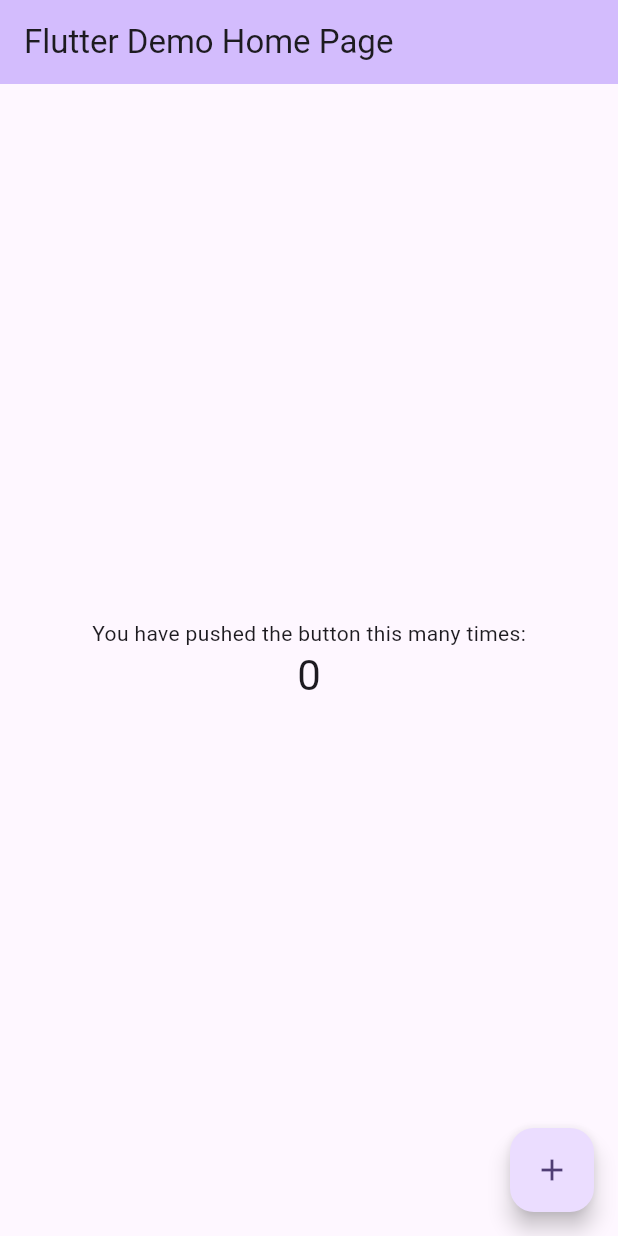
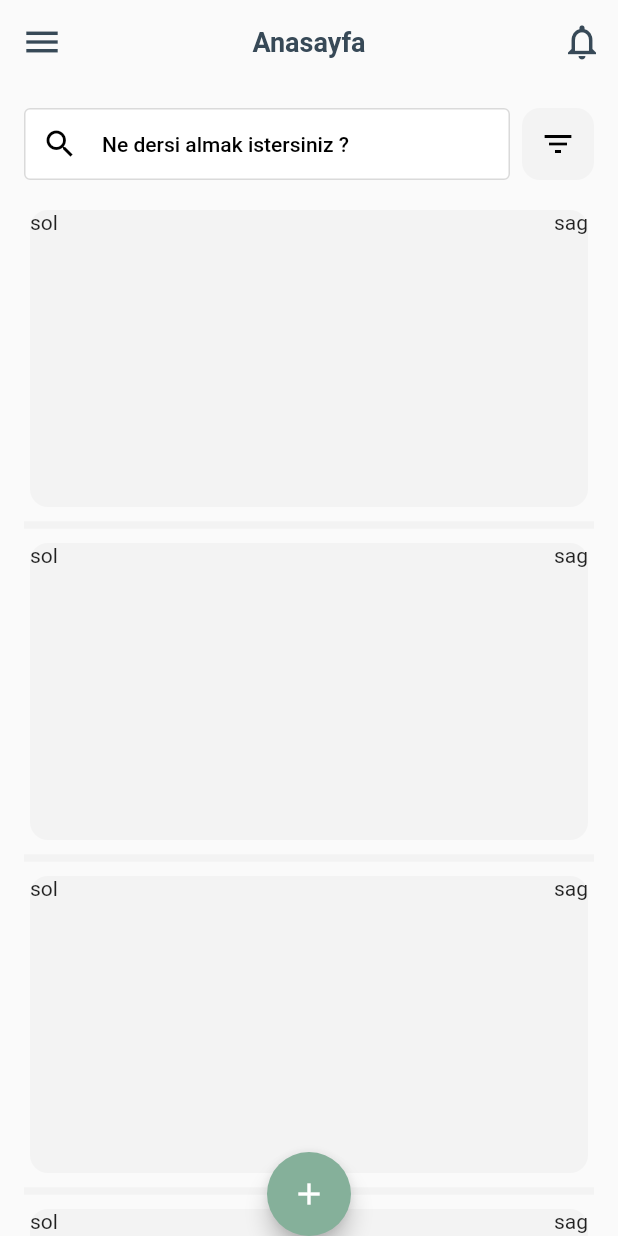
Before and after one commit to omerlevennt/ozel_ders, a Flutter app: the screen it shows after launch, on a phone screen of 412 x 824 dp. Run offline on Flutter 3.47's test engine with Material 2 defaults, Android fonts, the phone set to English and light mode, and no system bars.

Commit message:
basic architecture created

```diff
--- a/analysis_options.yaml
+++ b/analysis_options.yaml
@@ -7,7 +7,7 @@
 
 # The following line activates a set of recommended lints for Flutter apps,
 # packages, and plugins designed to encourage good coding practices.
-include: package:flutter_lints/flutter.yaml
+include: package:very_good_analysis/analysis_options.5.1.0.yaml
 
 linter:
   # The lint rules applied to this project can be customized in the
@@ -21,6 +21,7 @@ linter:
   # `// ignore_for_file: name_of_lint` syntax on the line or in the file
   # producing the lint.
   rules:
+    public_member_api_docs : false
     # avoid_print: false  # Uncomment to disable the `avoid_print` rule
     # prefer_single_quotes: true  # Uncomment to enable the `prefer_single_quotes` rule
 
--- /dev/null
+++ b/lib/feature/home/home_view.dart
@@ -0,0 +1,123 @@
+import 'package:flutter/material.dart';
+import 'package:ozel_ders/product/utility/constants/locale_keys.dart';
+import 'package:ozel_ders/product/utility/padding/only_padding.dart';
+import 'package:ozel_ders/product/utility/padding/symmetric_padding.dart';
+import 'package:ozel_ders/product/utility/theme/theme_color.dart';
+import 'package:ozel_ders/product/widget/appBar/custom_app_bar.dart';
+import 'package:ozel_ders/product/widget/button/add_fab_button.dart';
+import 'package:ozel_ders/product/widget/textField/search_bar.dart';
+
+class HomeView extends StatefulWidget {
+  const HomeView({super.key});
+
+  @override
+  State<HomeView> createState() => _HomeViewState();
+}
+
+class _HomeViewState extends State<HomeView> {
+  @override
+  Widget build(BuildContext context) {
+    return Scaffold(
+      appBar: const _HomeViewAppBar(),
+      floatingActionButton: const AddFabButton(),
+      floatingActionButtonLocation: FloatingActionButtonLocation.centerDocked,
+      extendBody: true,
+      body: Padding(
+        padding: PagePadding.horizontalNormal,
+        child: Column(
+          children: [
+            const Padding(
+              padding: PagePadding.verticalNormal,
+              child: _SearchBar(),
+            ),
+            Expanded(
+              child: ListView.separated(
+                padding: EdgeInsets.zero,
+                shrinkWrap: true,
+                itemBuilder: (context, index) {
+                  return SizedBox(
+                    height: MediaQuery.sizeOf(context).height * 0.25,
+                    child: const Card(
+                      elevation: 0,
+                      color: ThemeColor.concrete,
+                      child: Row(
+                        children: [
+                          Column(
+                            children: [
+                              Text('sol'),
+                            ],
+                          ),
+                          Spacer(),
+                          Column(
+                            children: [
+                              Text('sag'),
+                            ],
+                          ),
+                        ],
+                      ),
+                    ),
+                  );
+                },
+                separatorBuilder: (context, index) {
+                  return const Divider(
+                    thickness: 5,
+                    color: ThemeColor.concrete,
+                  );
+                },
+                itemCount: 5,
+              ),
+            ),
+          ],
+        ),
+      ),
+    );
+  }
+}
+
+class _SearchBar extends StatelessWidget {
+  const _SearchBar();
+
+  @override
+  Widget build(BuildContext context) {
+    return Row(
+      children: [
+        const Expanded(child: SearchBarField()),
+        Padding(
+          padding: OnlyPadding.onlyLeftLow,
+          child: Card(
+            elevation: 0,
+            color: ThemeColor.concrete,
+            margin: EdgeInsets.zero,
+            child: IconButton(
+              padding: EdgeInsets.zero,
+              onPressed: () {},
+              icon: const Icon(Icons.filter_list),
+            ),
+          ),
+        ),
+      ],
+    );
+  }
+}
+
+class _HomeViewAppBar extends StatelessWidget implements PreferredSizeWidget {
+  const _HomeViewAppBar();
+
+  @override
+  Widget build(BuildContext context) {
+    return CustomAppBar(
+      appBarTitle: LocaleKeys.home,
+      leading: IconButton(
+        onPressed: () {},
+        icon: const Icon(Icons.menu),
+      ),
+      actions: IconButton(
+        onPressed: () {},
+        icon: const Icon(Icons.notifications_outlined),
+      ),
+    );
+  }
+
+  @override
+  Size get preferredSize => const Size.fromHeight(kToolbarHeight);
+}
--- a/lib/main.dart
+++ b/lib/main.dart
@@ -1,125 +1,20 @@
 import 'package:flutter/material.dart';
+import 'package:ozel_ders/feature/home/home_view.dart';
+import 'package:ozel_ders/product/utility/constants/main_constants.dart';
+import 'package:ozel_ders/product/utility/theme/theme_light.dart';
 
-void main() {
-  runApp(const MyApp());
-}
+void main() => runApp(const MyApp());
 
 class MyApp extends StatelessWidget {
   const MyApp({super.key});
 
-  // This widget is the root of your application.
   @override
   Widget build(BuildContext context) {
     return MaterialApp(
-      title: 'Flutter Demo',
-      theme: ThemeData(
-        // This is the theme of your application.
-        //
-        // TRY THIS: Try running your application with "flutter run". You'll see
-        // the application has a blue toolbar. Then, without quitting the app,
-        // try changing the seedColor in the colorScheme below to Colors.green
-        // and then invoke "hot reload" (save your changes or press the "hot
-        // reload" button in a Flutter-supported IDE, or press "r" if you used
-        // the command line to start the app).
-        //
-        // Notice that the counter didn't reset back to zero; the application
-        // state is not lost during the reload. To reset the state, use hot
-        // restart instead.
-        //
-        // This works for code too, not just values: Most code changes can be
-        // tested with just a hot reload.
-        colorScheme: ColorScheme.fromSeed(seedColor: Colors.deepPurple),
-        useMaterial3: true,
-      ),
-      home: const MyHomePage(title: 'Flutter Demo Home Page'),
+      debugShowCheckedModeBanner: false,
+      title: MainConstants.title,
+      theme: LightTheme().lightTheme,
+      home: const HomeView(),
     );
   }
 }
-
-class MyHomePage extends StatefulWidget {
-  const MyHomePage({super.key, required this.title});
-
-  // This widget is the home page of your application. It is stateful, meaning
-  // that it has a State object (defined below) that contains fields that affect
-  // how it looks.
-
-  // This class is the configuration for the state. It holds the values (in this
-  // case the title) provided by the parent (in this case the App widget) and
-  // used by the build method of the State. Fields in a Widget subclass are
-  // always marked "final".
-
-  final String title;
-
-  @override
-  State<MyHomePage> createState() => _MyHomePageState();
-}
-
-class _MyHomePageState extends State<MyHomePage> {
-  int _counter = 0;
-
-  void _incrementCounter() {
-    setState(() {
-      // This call to setState tells the Flutter framework that something has
-      // changed in this State, which causes it to rerun the build method below
-      // so that the display can reflect the updated values. If we changed
-      // _counter without calling setState(), then the build method would not be
-      // called again, and so nothing would appear to happen.
-      _counter++;
-    });
-  }
-
-  @override
-  Widget build(BuildContext context) {
-    // This method is rerun every time setState is called, for instance as done
-    // by the _incrementCounter method above.
-    //
-    // The Flutter framework has been optimized to make rerunning build methods
-    // fast, so that you can just rebuild anything that needs updating rather
-    // than having to individually change instances of widgets.
-    return Scaffold(
-      appBar: AppBar(
-        // TRY THIS: Try changing the color here to a specific color (to
-        // Colors.amber, perhaps?) and trigger a hot reload to see the AppBar
-        // change color while the other colors stay the same.
-        backgroundColor: Theme.of(context).colorScheme.inversePrimary,
-        // Here we take the value from the MyHomePage object that was created by
-        // the App.build method, and use it to set our appbar title.
-        title: Text(widget.title),
-      ),
-      body: Center(
-        // Center is a layout widget. It takes a single child and positions it
-        // in the middle of the parent.
-        child: Column(
-          // Column is also a layout widget. It takes a list of children and
-          // arranges them vertically. By default, it sizes itself to fit its
-          // children horizontally, and tries to be as tall as its parent.
-          //
-          // Column has various properties to control how it sizes itself and
-          // how it positions its children. Here we use mainAxisAlignment to
-          // center the children vertically; the main axis here is the vertical
-          // axis because Columns are vertical (the cross axis would be
-          // horizontal).
-          //
-          // TRY THIS: Invoke "debug painting" (choose the "Toggle Debug Paint"
-          // action in the IDE, or press "p" in the console), to see the
-          // wireframe for each widget.
-          mainAxisAlignment: MainAxisAlignment.center,
-          children: <Widget>[
-            const Text(
-              'You have pushed the button this many times:',
-            ),
-            Text(
-              '$_counter',
-              style: Theme.of(context).textTheme.headlineMedium,
-            ),
-          ],
-        ),
-      ),
-      floatingActionButton: FloatingActionButton(
-        onPressed: _incrementCounter,
-        tooltip: 'Increment',
-        child: const Icon(Icons.add),
-      ), // This trailing comma makes auto-formatting nicer for build methods.
-    );
-  }
-}
--- /dev/null
+++ b/lib/product/utility/constants/locale_keys.dart
@@ -0,0 +1,9 @@
+import 'package:flutter/material.dart';
+
+@immutable
+final class LocaleKeys {
+  const LocaleKeys._();
+
+  static const String home = 'Anasayfa';
+  static const String searchHintText = 'Ne dersi almak istersiniz ?';
+}
--- /dev/null
+++ b/lib/product/utility/constants/main_constants.dart
@@ -0,0 +1,8 @@
+import 'package:flutter/material.dart';
+
+@immutable
+final class MainConstants {
+  const MainConstants._();
+
+  static const String title = 'Özel Ders';
+}
--- /dev/null
+++ b/lib/product/utility/padding/all_padding.dart
@@ -0,0 +1,9 @@
+import 'package:flutter/material.dart';
+import 'package:ozel_ders/product/utility/size/widget_size.dart';
+
+@immutable
+final class AllPadding {
+  const AllPadding._();
+
+  static const EdgeInsets onlyLeftLow = EdgeInsets.all(WidgetSizes.spacingXs);
+}
--- /dev/null
+++ b/lib/product/utility/padding/only_padding.dart
@@ -0,0 +1,10 @@
+import 'package:flutter/material.dart';
+import 'package:ozel_ders/product/utility/size/widget_size.dart';
+
+@immutable
+final class OnlyPadding {
+  const OnlyPadding._();
+
+  static const EdgeInsets onlyLeftLow =
+      EdgeInsets.only(left: WidgetSizes.spacingXs);
+}
--- /dev/null
+++ b/lib/product/utility/padding/symmetric_padding.dart
@@ -0,0 +1,12 @@
+import 'package:flutter/material.dart';
+import 'package:ozel_ders/product/utility/size/widget_size.dart';
+
+@immutable
+final class PagePadding {
+  const PagePadding._();
+
+  static const EdgeInsets horizontalNormal =
+      EdgeInsets.symmetric(horizontal: WidgetSizes.spacingM);
+  static const EdgeInsets verticalNormal =
+      EdgeInsets.symmetric(vertical: WidgetSizes.spacingM);
+}
--- /dev/null
+++ b/lib/product/utility/size/widget_size.dart
@@ -0,0 +1,83 @@
+import 'package:flutter/material.dart';
+
+@immutable
+final class WidgetSizes {
+  const WidgetSizes._();
+
+  static const double zero = 0;
+
+  /// [spacingXSSs] is 1.5
+  static const double spacingXSSs = 1.5;
+
+  /// [spacingXSS] is 2.0
+  static const double spacingXSS = 2;
+
+  /// [spacingXxs] is 4.0
+  static const double spacingXxs = 4;
+
+  /// [spacingXSs] is 6.0
+  static const double spacingXSs = 6;
+
+  /// [spacingXs] is 8.0
+  static const double spacingXs = 8;
+
+  /// [spacingXsMid] is 10.0
+  static const double spacingXsMid = 10;
+
+  /// [spacingS] is 12.0
+  static const double spacingS = 12;
+
+  ///  [spacingSs] is 14.0
+  static const double spacingSs = 14;
+
+  /// [spacingM] is 16.0
+  static const double spacingM = 16;
+
+  /// [spacingMx] is 18.0
+  static const double spacingMx = 18;
+
+  /// [spacingL] is 20.0
+  static const double spacingL = 20;
+
+  /// [spacingXl] is 24.0
+  static const double spacingXl = 24;
+
+  /// [spacingXxl] is 28.0
+  static const double spacingXxl = 28;
+
+  /// [spacingXxl2] is 32.0
+  static const double spacingXxl2 = 32;
+
+  /// [spacingXxl3] is 36.0
+  static const double spacingXxl3 = 36;
+
+  /// [spacingXxl4] is 40.0
+  static const double spacingXxl4 = 40;
+
+  /// [spacingXxl5] is 44.0
+  static const double spacingXxl5 = 44;
+
+  /// [spacingXxl6] is 48.0
+  static const double spacingXxl6 = 48;
+
+  /// [spacingXxl7] is 52.0
+  static const double spacingXxl7 = 52;
+
+  /// [spacingXxl8] is 60.0
+  static const double spacingXxl8 = 60;
+
+  /// [spacingXxl9] is 72.0
+  static const double spacingXxl9 = 72;
+
+  /// [spacingXxl12] is 100.0
+  static const double spacingXxl12 = 100;
+
+  /// [spacingXxlL12] is 200.0
+  static const double spacingXxlL12 = 200;
+
+  /// [spacingXxlL13] is 250.0
+  static const double spacingXxlL13 = 250;
+
+  /// [spacingXxlL14] is 300.0
+  static const double spacingXxlL14 = 300;
+}
--- /dev/null
+++ b/lib/product/utility/theme/theme_color.dart
@@ -0,0 +1,19 @@
+import 'package:flutter/material.dart';
+import 'package:flutter/services.dart';
+
+final class ThemeColor {
+  const ThemeColor._();
+  static const Color transparent = Colors.transparent;
+  static const Brightness brightnessLight = Brightness.light;
+  static const Brightness brightnessDark = Brightness.dark;
+  static const SystemUiOverlayStyle systemOverlayStyle =
+      SystemUiOverlayStyle.light;
+  static const SystemUiOverlayStyle systemOverlayStyleDark =
+      SystemUiOverlayStyle.dark;
+
+  static const Color white = Color(0xffffffff);
+  static const Color oxfordBlue = Color(0xff374957);
+  static const Color concrete = Color(0xfff3f3f3);
+  static const Color bayLeaf = Color(0xff85B09A);
+  static const Color alto = Color(0xffdadada);
+}
--- /dev/null
+++ b/lib/product/utility/theme/theme_light.dart
@@ -0,0 +1,49 @@
+import 'package:flutter/material.dart';
+import 'package:ozel_ders/product/utility/theme/theme_color.dart';
+
+final class LightTheme {
+  LightTheme() {
+    _lightThemeData = ThemeData.light();
+  }
+  late final ThemeData _lightThemeData;
+
+  ThemeData get lightTheme => _lightThemeData.copyWith(
+        useMaterial3: true,
+        appBarTheme: const AppBarTheme(
+          elevation: 0,
+          backgroundColor: ThemeColor.transparent,
+          systemOverlayStyle: ThemeColor.systemOverlayStyleDark,
+          iconTheme: IconThemeData(
+            color: ThemeColor.oxfordBlue,
+            size: 28,
+          ),
+          centerTitle: true,
+          titleTextStyle: TextStyle(
+            fontWeight: FontWeight.bold,
+            color: ThemeColor.oxfordBlue,
+            fontSize: 18,
+          ),
+        ),
+        floatingActionButtonTheme: const FloatingActionButtonThemeData(
+          shape: CircleBorder(),
+          backgroundColor: ThemeColor.bayLeaf,
+          enableFeedback: false,
+        ),
+        inputDecorationTheme: const InputDecorationTheme(
+          filled: true,
+          fillColor: ThemeColor.white,
+          border: OutlineInputBorder(
+            borderSide: BorderSide(color: ThemeColor.alto),
+          ),
+          disabledBorder: OutlineInputBorder(
+            borderSide: BorderSide(color: ThemeColor.alto),
+          ),
+          focusedBorder: OutlineInputBorder(
+            borderSide: BorderSide(color: ThemeColor.alto),
+          ),
+          enabledBorder: OutlineInputBorder(
+            borderSide: BorderSide(color: ThemeColor.alto),
+          ),
+        ),
+      );
+}
--- /dev/null
+++ b/lib/product/widget/appBar/custom_app_bar.dart
@@ -0,0 +1,23 @@
+import 'package:flutter/material.dart';
+
+class CustomAppBar extends StatelessWidget {
+  const CustomAppBar({
+    required this.leading,
+    required this.appBarTitle,
+    required this.actions,
+    super.key,
+  });
+  final String appBarTitle;
+  final Widget leading;
+  final Widget actions;
+  @override
+  Widget build(BuildContext context) {
+    return AppBar(
+      title: Text(appBarTitle),
+      leading: leading,
+      actions: [
+        actions,
+      ],
+    );
+  }
+}
--- /dev/null
+++ b/lib/product/widget/button/add_fab_button.dart
@@ -0,0 +1,13 @@
+import 'package:flutter/material.dart';
+
+class AddFabButton extends StatelessWidget {
+  const AddFabButton({super.key});
+
+  @override
+  Widget build(BuildContext context) {
+    return FloatingActionButton(
+      onPressed: () {},
+      child: const Icon(Icons.add_outlined),
+    );
+  }
+}
--- /dev/null
+++ b/lib/product/widget/textField/search_bar.dart
@@ -0,0 +1,20 @@
+import 'package:flutter/material.dart';
+import 'package:ozel_ders/product/utility/constants/locale_keys.dart';
+
+class SearchBarField extends StatelessWidget {
+  const SearchBarField({
+    super.key,
+  });
+
+  @override
+  Widget build(BuildContext context) {
+    return const TextField(
+      keyboardType: TextInputType.text,
+      textInputAction: TextInputAction.search,
+      decoration: InputDecoration(
+        prefixIcon: Icon(Icons.search_outlined),
+        hintText: LocaleKeys.searchHintText,
+      ),
+    );
+  }
+}
```
Also changed, not shown: pubspec.yaml (+3 -74 lines), pubspec.lock.
